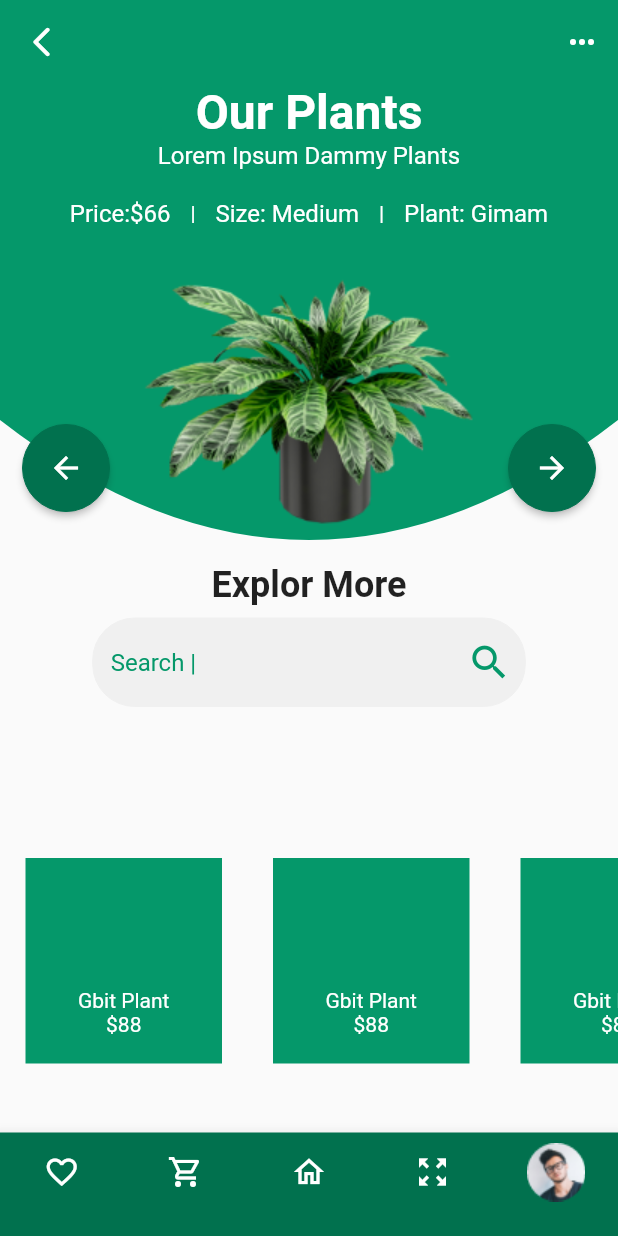
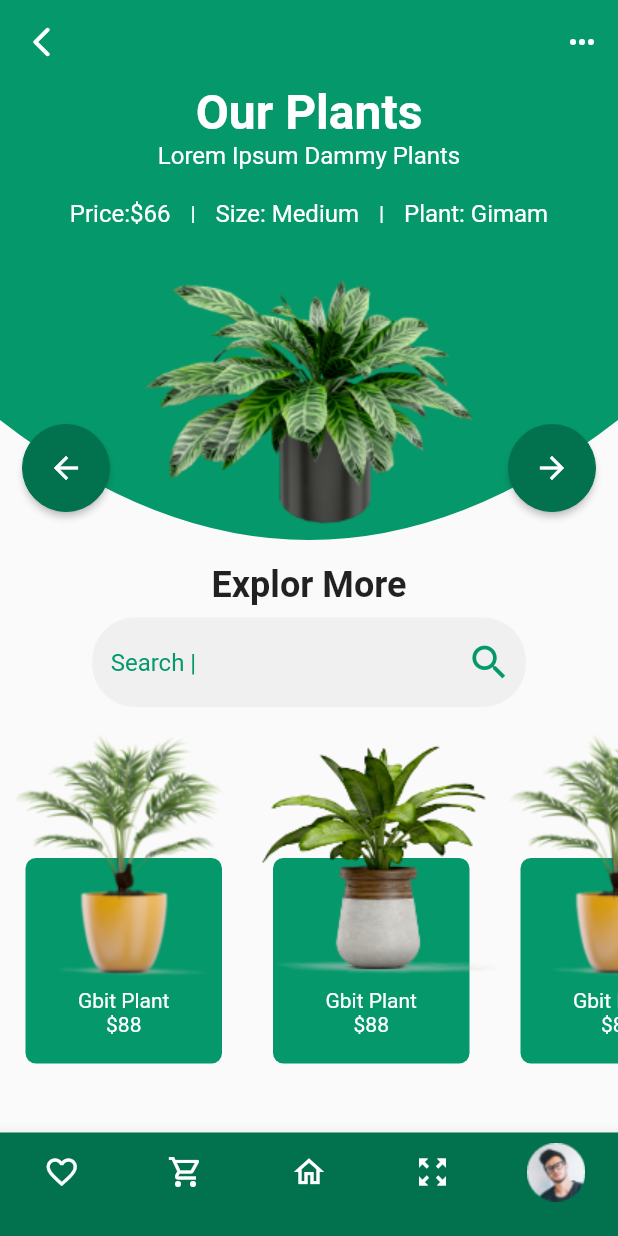
Before and after one commit to Satochaaan/plant_shop_app, a Flutter app: the screen it shows after launch, on a phone screen of 412 x 824 dp. Run offline on Flutter 3.47's test engine with Material 2 defaults, Android fonts, the phone set to English and light mode, and no system bars.

Commit message:
リストビューに画像表示

```diff
--- a/lib/main.dart
+++ b/lib/main.dart
@@ -324,9 +324,15 @@ class _PlantList extends StatelessWidget {
             child: ListView(
               scrollDirection: Axis.horizontal,
               children: [
-                _PlantListTile(),
-                _PlantListTile(),
-                _PlantListTile(),
+                _PlantListTile(
+                  plantImage: Image.asset('images/plant1.png'),
+                ),
+                _PlantListTile(
+                  plantImage: Image.asset('images/plant2.png'),
+                ),
+                _PlantListTile(
+                  plantImage: Image.asset('images/plant1.png'),
+                ),
               ],
             ),
           ),
@@ -337,11 +343,20 @@ class _PlantList extends StatelessWidget {
 }
 
 class _PlantListTile extends StatelessWidget {
+  final Image plantImage;
+
+  const _PlantListTile({
+    Key key,
+    this.plantImage,
+  }) : super(key: key);
+
   @override
   Widget build(BuildContext context) {
+    final double tileWidth = 165;
+
     return Container(
       height: 238,
-      width: 165,
+      width: tileWidth,
       child: Stack(
         children: [
           Align(
@@ -349,7 +364,10 @@ class _PlantListTile extends StatelessWidget {
             child: Container(
               height: 137.0,
               width: 131.0,
-              color: kColorGreen,
+              decoration: BoxDecoration(
+                color: kColorGreen,
+                borderRadius: BorderRadius.circular(7),
+              ),
             ),
           ),
           Align(
@@ -377,7 +395,11 @@ class _PlantListTile extends StatelessWidget {
                 ],
               ),
             ),
-          )
+          ),
+          Positioned(
+            top: 10,
+            child: this.plantImage,
+          ),
         ],
       ),
     );
```
Also changed, not shown: images/plant2.png.
